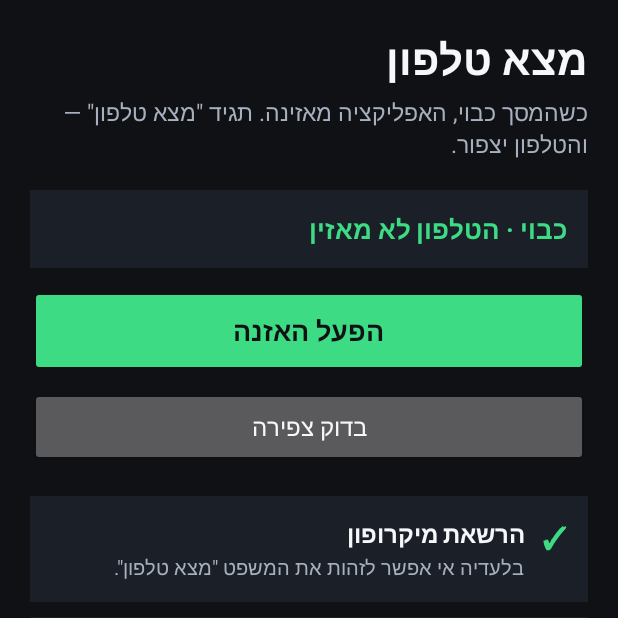
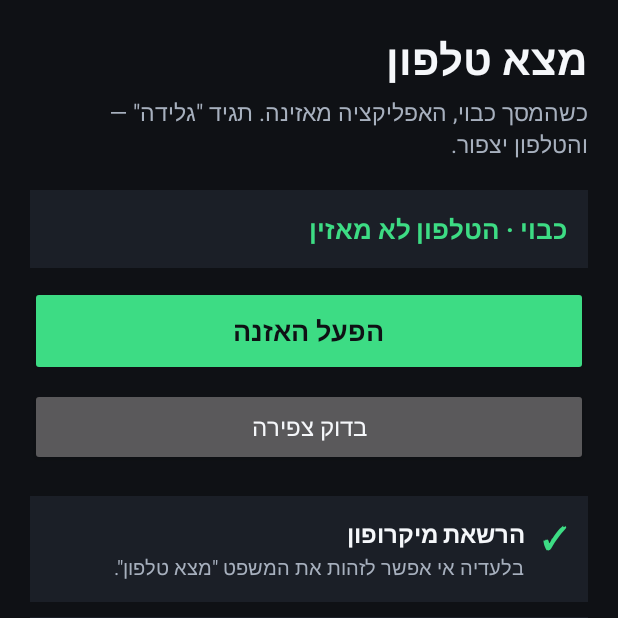
Before and after one commit to ydglick2-dev/Gravity-maze, an Android app: the screen it shows after launch (MainActivity), on a phone screen of 412 x 824 dp, the top half of it. Run offline under Robolectric (Android 15) with nearby library versions, the phone set to English and light mode, and no system bars.

Commit message:
Change voice wake word to "גלידה" and add anti-uninstall device admin
- TriggerMatcher: add single-word wake words that fire on their own, with
  "גלידה" as the primary voice trigger. A recognizer catches one short
  distinctive word far more reliably than the two-word "מצא טלפון" phrase,
  which still works as a fallback for both voice and chat.
- DeviceAdmin: optional device-administrator receiver whose only purpose is
  to block quick uninstall of the finder — an anti-theft guard. It requests
  no lock/password/wipe policies. Documented in-app and in the README that
  it does NOT override parental controls or screen-time limits: those are
  enforced above app level and no self-installed admin can bypass them.
- MainActivity: checklist row to enable/verify device admin.
- Update UI strings, tests and README for the new wake word and admin.

Co-Authored-By: Claude Opus 5 <noreply@anthropic.com>
Claude-Session: https://claude.ai/code/session_01KGnV5uyuiS2zJYAKd1urEM

```diff
--- a/app/src/main/java/com/gravity/phonefinder/MainActivity.kt
+++ b/app/src/main/java/com/gravity/phonefinder/MainActivity.kt
@@ -3,6 +3,8 @@ package com.gravity.phonefinder
 import android.Manifest
 import android.app.Activity
 import android.app.NotificationManager
+import android.app.admin.DevicePolicyManager
+import android.content.ComponentName
 import android.content.Intent
 import android.content.pm.PackageManager
 import android.os.Build
@@ -110,6 +112,12 @@ class MainActivity : Activity() {
             action = null,
         )
 
+        addRow(
+            title = getString(R.string.check_admin),
+            ok = isDeviceAdminActive(),
+            detail = getString(R.string.check_admin_detail),
+        ) { requestDeviceAdmin() }
+
         val listening = FinderService.isRunning
         toggleButton.setText(if (listening) R.string.action_stop_app else R.string.action_start_app)
         statusText.setText(if (listening) R.string.status_on else R.string.status_off)
@@ -190,6 +198,12 @@ class MainActivity : Activity() {
     private fun isBatteryUnrestricted(): Boolean =
         getSystemService(PowerManager::class.java).isIgnoringBatteryOptimizations(packageName)
 
+    private val adminComponent: ComponentName
+        get() = ComponentName(this, DeviceAdmin::class.java)
+
+    private fun isDeviceAdminActive(): Boolean =
+        getSystemService(DevicePolicyManager::class.java).isAdminActive(adminComponent)
+
     private fun canUseFullScreenIntent(): Boolean =
         if (Build.VERSION.SDK_INT >= Build.VERSION_CODES.UPSIDE_DOWN_CAKE) {
             getSystemService(NotificationManager::class.java).canUseFullScreenIntent()
@@ -217,6 +231,16 @@ class MainActivity : Activity() {
         if (!launch(intent)) openAppNotificationSettings()
     }
 
+    private fun requestDeviceAdmin() {
+        val intent = Intent(DevicePolicyManager.ACTION_ADD_DEVICE_ADMIN)
+            .putExtra(DevicePolicyManager.EXTRA_DEVICE_ADMIN, adminComponent)
+            .putExtra(
+                DevicePolicyManager.EXTRA_ADD_EXPLANATION,
+                getString(R.string.admin_add_explanation),
+            )
+        if (!launch(intent)) open(Settings.ACTION_SECURITY_SETTINGS)
+    }
+
     private fun openAppNotificationSettings() {
         val intent = Intent(Settings.ACTION_APP_NOTIFICATION_SETTINGS)
             .putExtra(Settings.EXTRA_APP_PACKAGE, packageName)
--- a/app/src/main/res/values/strings.xml
+++ b/app/src/main/res/values/strings.xml
@@ -3,11 +3,11 @@
     <string name="app_name">מצא טלפון</string>
 
     <string name="headline">מצא טלפון</string>
-    <string name="subhead">כשהמסך כבוי, האפליקציה מאזינה. תגיד \"מצא טלפון\" — והטלפון יצפור.</string>
+    <string name="subhead">כשהמסך כבוי, האפליקציה מאזינה. תגיד \"גלידה\" — והטלפון יצפור.</string>
 
     <string name="status_on">פעיל · מאזין כשהמסך כבוי</string>
     <string name="status_off">כבוי · הטלפון לא מאזין</string>
-    <string name="status_listening">מאזין — אמור \"מצא טלפון\"</string>
+    <string name="status_listening">מאזין — אמור \"גלידה\"</string>
     <string name="status_standby">ממתין · יאזין כשהמסך ייכבה</string>
 
     <string name="action_start_app">הפעל האזנה</string>
@@ -28,6 +28,11 @@
     <string name="check_fullscreen_detail">מדליקה את המסך מעל מסך הנעילה כשהצפירה מתחילה.</string>
     <string name="check_speech">מנוע זיהוי דיבור</string>
     <string name="check_speech_detail">מגיע עם אפליקציית Google. להאזנה ללא אינטרנט התקן את חבילת העברית: הגדרות ← Google ← קלט קולי ← זיהוי דיבור לא מקוון.</string>
+    <string name="check_admin">הגנה מפני הסרה</string>
+    <string name="check_admin_detail">רשות \"מנהל מכשיר\" שמונעת מלהסיר את האפליקציה בלי לבטל אותה קודם בהגדרות — הגנת אנטי-גניבה. אינה עוקפת בקרת הורים ואינה משפיעה על מגבלת זמן מסך.</string>
+    <string name="admin_description">מונע הסרה של אפליקציית האיתור לפני ביטול ההרשאה בהגדרות.</string>
+    <string name="admin_add_explanation">הפעלת הרשאה זו מונעת ממישהו שמצא את הטלפון להסיר את \"מצא טלפון\" במהירות. אפשר לבטל אותה בכל רגע ב: הגדרות ← אבטחה ← אפליקציות ניהול מכשיר. ההרשאה אינה שולטת בסיסמה, בנעילה או במחיקת המכשיר.</string>
+    <string name="admin_disable_warning">אחרי ביטול ההרשאה אפשר יהיה להסיר את אפליקציית האיתור מהמכשיר.</string>
 
     <string name="privacy">האפליקציה משווה את מה שנשמע ואת טקסט ההתראות מול המשפט \"מצא טלפון\" בזיכרון בלבד. שום הקלטה ושום תוכן הודעה לא נשמרים במכשיר ולא נשלחים לשום מקום.</string>
 
```
Also changed, not shown: app/src/main/AndroidManifest.xml (+14 -0 lines), app/src/main/java/com/gravity/phonefinder/DeviceAdmin.kt (added, +23 -0 lines), app/src/main/java/com/gravity/phonefinder/TriggerMatcher.kt (+10 -1 lines), app/src/main/res/xml/device_admin.xml (added, +9 -0 lines), 3 other files.
